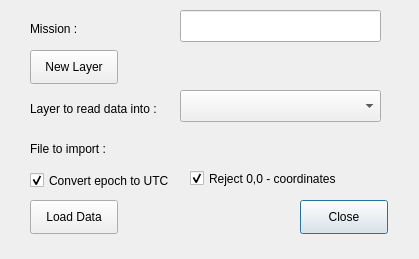
Above: DataLoader_dialog_base.ui from sickel/qgisspectrereader before the change. Below: the same form after it.
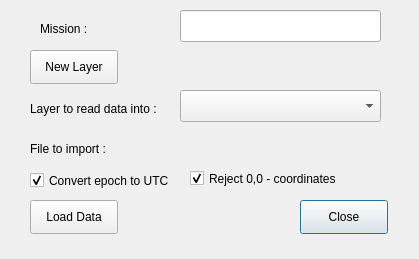
That is the form after the change. Custom widgets are drawn as their Qt base class.

Commit message: Working rejection of lat=0 and lon=0

Patch:
```diff
--- a/DataLoader_dialog_base.ui
+++ b/DataLoader_dialog_base.ui
@@ -104,7 +104,7 @@
   <widget class="QLabel" name="label_3">
    <property name="geometry">
     <rect>
-     <x>30</x>
+     <x>40</x>
      <y>20</y>
      <width>151</width>
      <height>18</height>
```
Left out of the diff: 2 changed lines with no effect on the pictures. The commit also changes 1 other file.
